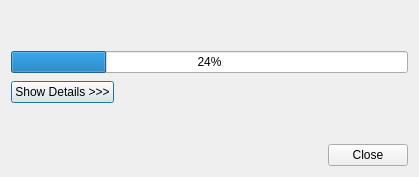
The window that pkgs/update-manager/tags/update-manager-2:0.134.10-0guada1/UpdateManager/fetch-progress.ui (Https-github-com-sulaeman51/guadalinex-v7) describes before a commit, drawn with Qt 5.
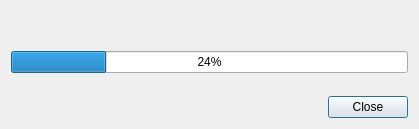
The same window after the commit.

Commit message: tidying, button icons, quit application

Diff of the .ui file:
```diff
--- a/pkgs/update-manager/tags/update-manager-2:0.134.10-0guada1/UpdateManager/fetch-progress.ui
+++ b/pkgs/update-manager/tags/update-manager-2:0.134.10-0guada1/UpdateManager/fetch-progress.ui
@@ -6,7 +6,7 @@
     <x>0</x>
     <y>0</y>
     <width>408</width>
-    <height>177</height>
+    <height>129</height>
    </rect>
   </property>
   <property name="windowTitle" >
@@ -26,30 +26,10 @@
         </property>
        </widget>
       </item>
-      <item row="3" column="0" >
-       <widget class="QPushButton" name="showDetailsButton" >
-        <property name="text" >
-         <string>Show Details >>></string>
-        </property>
-       </widget>
-      </item>
-      <item row="3" column="1" >
-       <spacer name="horizontalSpacer" >
-        <property name="orientation" >
-         <enum>Qt::Horizontal</enum>
-        </property>
-        <property name="sizeHint" stdset="0" >
-         <size>
-          <width>221</width>
-          <height>27</height>
-         </size>
-        </property>
-       </spacer>
-      </item>
-      <item row="4" column="0" colspan="2" >
+      <item row="3" column="0" colspan="2" >
        <widget class="QWidget" native="1" name="konsoleFrame" />
       </item>
-      <item row="5" column="0" colspan="2" >
+      <item row="4" column="0" colspan="2" >
        <spacer name="verticalSpacer" >
         <property name="orientation" >
          <enum>Qt::Vertical</enum>
```
The commit also changes 2 other files.
